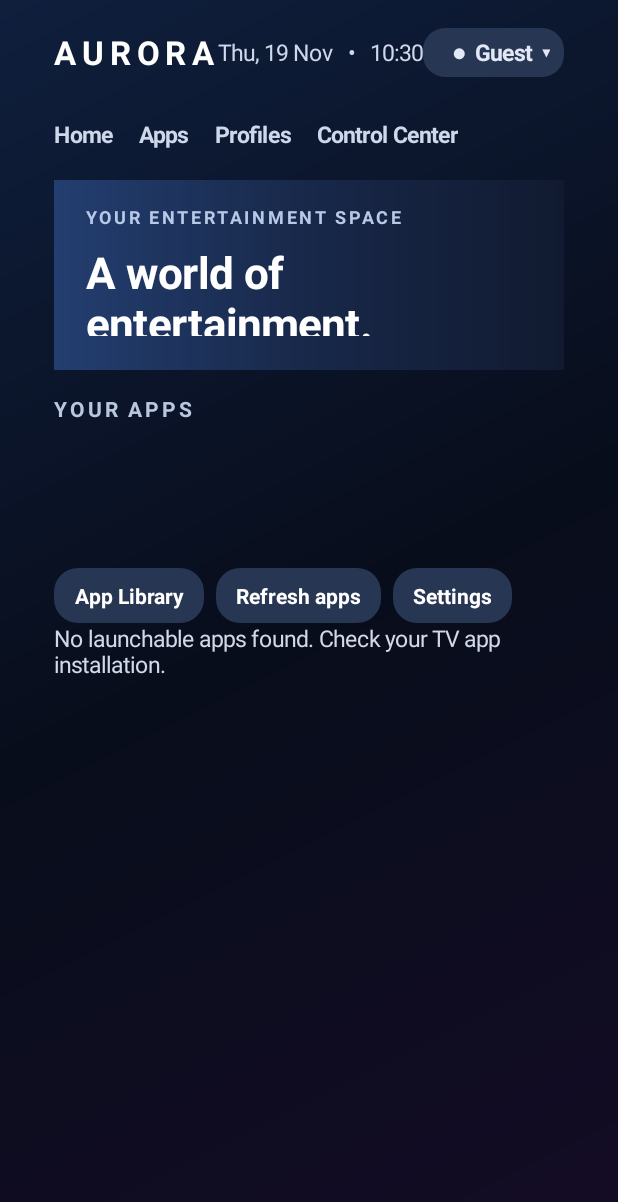
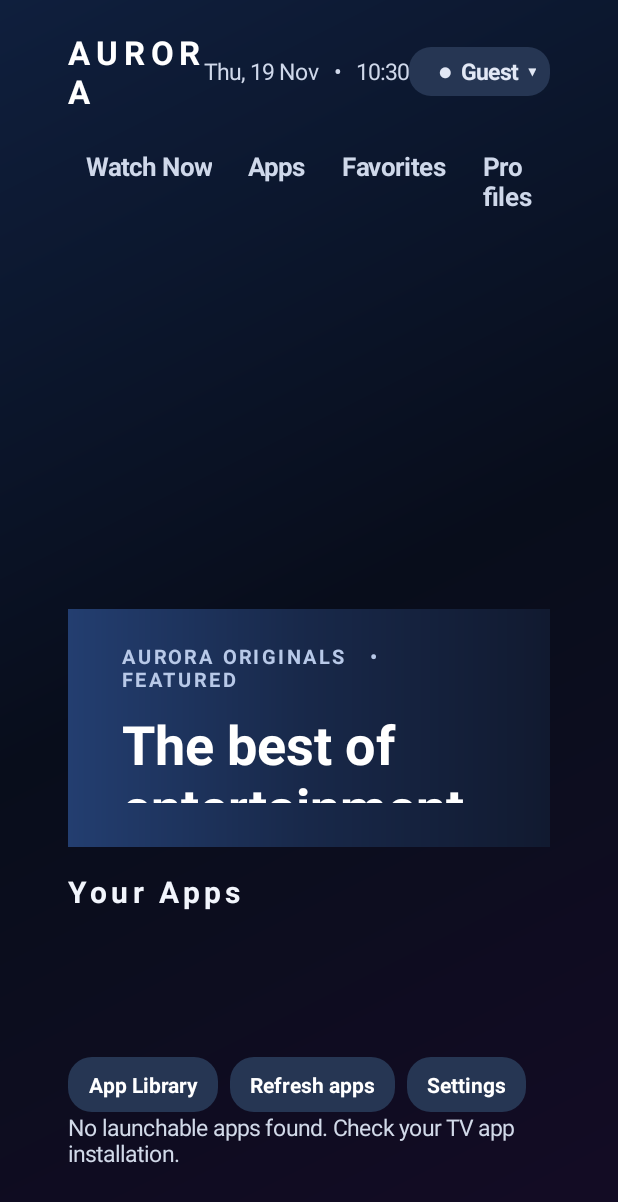
Before and after one commit to ademfeidat/AURORA-TV, an Android app: the MainActivity screen opened directly, with no data from a screen before it, on a phone screen of 412 x 824 dp. Shown: the top 1202 px of the screen. Run offline under Robolectric (Android 15) with nearby library versions, the phone set to English and light mode, and no system bars.

Commit message:
Refine launcher home to cinematic tvOS-inspired layout

```diff
--- a/app/src/main/java/tv/aurora/launcher/MainActivity.java
+++ b/app/src/main/java/tv/aurora/launcher/MainActivity.java
@@ -316,20 +316,24 @@ public class MainActivity extends Activity {
     }
 
     private TextView navAction(String label, Runnable action) {
-        TextView tab = text(label, 15, 0xFFCFD8EA, true);
+        TextView tab = text(label, 17, 0xFFCFD8EA, true);
         tab.setFocusable(true);
         tab.setClickable(true);
-        tab.setPadding(0, 8, 26, 8);
+        tab.setPadding(18, 12, 18, 12);
+        tab.setBackground(panel(0x001B2943, 24));
         tab.setOnClickListener(v -> action.run());
-        tab.setOnFocusChangeListener((v, focused) ->
-                tab.setTextColor(focused ? white : 0xFF9EABC5));
+        tab.setOnFocusChangeListener((v, focused) -> {
+            tab.setTextColor(focused ? white : 0xFF9EABC5);
+            tab.setBackground(panel(focused ? 0xFF344D75 : 0x001B2943, 24));
+            tab.animate().scaleX(focused ? 1.06f : 1f).scaleY(focused ? 1.06f : 1f).setDuration(130).start();
+        });
         return tab;
     }
 
     private void buildHome() {
         root = new LinearLayout(this);
         root.setOrientation(LinearLayout.VERTICAL);
-        root.setPadding(54, 28, 54, 34);
+        root.setPadding(68, 30, 68, 42);
         root.setBackground(new GradientDrawable(GradientDrawable.Orientation.TL_BR,
                 new int[]{Color.rgb(15, 31, 61), Color.rgb(8, 13, 27), Color.rgb(20, 12, 37)}));
         setContentView(root);
@@ -353,9 +357,13 @@ public class MainActivity extends Activity {
 
         LinearLayout nav = new LinearLayout(this);
         nav.setOrientation(LinearLayout.HORIZONTAL);
-        nav.setPadding(0, 34, 0, 22);
-        nav.addView(navAction("Home", () -> buildHome()));
+        nav.setPadding(0, 24, 0, 24);
+        nav.addView(navAction("Watch Now", () -> buildHome()));
         nav.addView(navAction("Apps", () -> showLibrary()));
+        nav.addView(navAction("Favorites", () -> {
+            if (favorites.isEmpty()) new AlertDialog.Builder(this).setMessage("No favorites yet. Long-press an app to add it.").setPositiveButton("OK", null).show();
+            else showLibrary();
+        }));
         nav.addView(navAction("Profiles", () -> showProfiles()));
         nav.addView(navAction("Control Center", () -> showControlCenter()));
         root.addView(nav);
@@ -363,18 +371,24 @@ public class MainActivity extends Activity {
         LinearLayout hero = new LinearLayout(this);
         hero.setOrientation(LinearLayout.VERTICAL);
         hero.setGravity(Gravity.CENTER_VERTICAL);
-        hero.setPadding(32, 24, 32, 24);
+        hero.setPadding(54, 34, 54, 34);
         hero.setBackground(new GradientDrawable(GradientDrawable.Orientation.LEFT_RIGHT,
                 new int[]{0xFF233E70, 0xFF182849, 0xFF111A30}));
-        TextView eyebrow = text("YOUR ENTERTAINMENT SPACE", 12, 0xFFB8C9E8, true);
+        TextView eyebrow = text("AURORA ORIGINALS   •   FEATURED", 13, 0xFFB8C9E8, true);
         eyebrow.setLetterSpacing(0.15f);
         hero.addView(eyebrow);
-        TextView headline = text("A world of entertainment.\nOne beautiful home.", 29, white, true);
+        TextView headline = text("The best of entertainment.\nAll in one place.", 36, white, true);
         headline.setPadding(0, 14, 0, 10);
         hero.addView(headline);
-        TextView sub = text("Open your installed apps with your remote.", 15, 0xFFD1D9E8, false);
+        TextView sub = text("Your movies, shows and favorite apps — ready when you are.", 17, 0xFFD1D9E8, false);
         hero.addView(sub);
-        LinearLayout.LayoutParams hp = new LinearLayout.LayoutParams(-1, 190);
+        LinearLayout heroActions = new LinearLayout(this);
+        heroActions.setOrientation(LinearLayout.HORIZONTAL);
+        heroActions.setPadding(0, 16, 0, 0);
+        heroActions.addView(action("▶  Open App Library", () -> showLibrary()));
+        heroActions.addView(action("Profiles", () -> showProfiles()));
+        hero.addView(heroActions);
+        LinearLayout.LayoutParams hp = new LinearLayout.LayoutParams(-1, 238);
         hp.bottomMargin = 24;
         root.addView(hero, hp);
 
@@ -382,7 +396,7 @@ public class MainActivity extends Activity {
                 .getString("last_opened_package_" + activeProfileId, null);
         ResolveInfo lastApp = findApp(lastPackage);
         if (lastApp != null) {
-            TextView continueLabel = text("CONTINUE", 14, 0xFFB9C7DF, true);
+            TextView continueLabel = text("Continue", 20, 0xFFF2F5FC, true);
             continueLabel.setLetterSpacing(0.14f);
             root.addView(continueLabel);
             HorizontalScrollView continueScroll = new HorizontalScrollView(this);
@@ -396,7 +410,7 @@ public class MainActivity extends Activity {
         }
 
         if (!favorites.isEmpty()) {
-            TextView favoriteLabel = text("FAVORITES", 14, 0xFFB9C7DF, true);
+            TextView favoriteLabel = text("Favorites", 20, 0xFFF2F5FC, true);
             favoriteLabel.setLetterSpacing(0.14f);
             root.addView(favoriteLabel);
             HorizontalScrollView favoriteScroll = new HorizontalScrollView(this);
@@ -411,7 +425,7 @@ public class MainActivity extends Activity {
             root.addView(favoriteScroll, new LinearLayout.LayoutParams(-1, 145));
         }
 
-        TextView label = text("YOUR APPS", 14, 0xFFB9C7DF, true);
+        TextView label = text("Your Apps", 20, 0xFFF2F5FC, true);
         label.setLetterSpacing(0.14f);
         root.addView(label);
 
@@ -458,16 +472,16 @@ public class MainActivity extends Activity {
         card.setOrientation(LinearLayout.VERTICAL);
         card.setGravity(Gravity.CENTER);
         card.setFocusable(true);
-        card.setPadding(12, 10, 12, 8);
-        card.setBackground(panel(0xFF1B2943, 18));
+        card.setPadding(14, 12, 14, 10);
+        card.setBackground(panel(0xFF202E49, 24));
         android.graphics.drawable.Drawable icon = app.loadIcon(getPackageManager());
         android.widget.ImageView image = new android.widget.ImageView(this);
         image.setImageDrawable(icon);
-        card.addView(image, new LinearLayout.LayoutParams(58, 58));
-        TextView name = text(app.loadLabel(getPackageManager()).toString(), 12, white, true);
+        card.addView(image, new LinearLayout.LayoutParams(76, 76));
+        TextView name = text(app.loadLabel(getPackageManager()).toString(), 15, white, true);
         name.setGravity(Gravity.CENTER);
         name.setMaxLines(1);
-        LinearLayout.LayoutParams np = new LinearLayout.LayoutParams(112, -2);
+        LinearLayout.LayoutParams np = new LinearLayout.LayoutParams(142, -2);
         np.topMargin = 7;
         card.addView(name, np);
         card.setOnClickListener(v -> launch(app));
@@ -476,10 +490,10 @@ public class MainActivity extends Activity {
             return true;
         });
         card.setOnFocusChangeListener((v, focused) -> {
-            v.animate().scaleX(focused ? 1.12f : 1f).scaleY(focused ? 1.12f : 1f).setDuration(140).start();
-            v.setBackground(panel(focused ? 0xFF3C5F96 : 0xFF1B2943, 18));
+            v.animate().scaleX(focused ? 1.16f : 1f).scaleY(focused ? 1.16f : 1f).setDuration(160).start();
+            v.setBackground(panel(focused ? 0xFF527BB8 : 0xFF202E49, 24));
         });
-        LinearLayout.LayoutParams cp = new LinearLayout.LayoutParams(132, 122);
+        LinearLayout.LayoutParams cp = new LinearLayout.LayoutParams(166, 150);
         cp.rightMargin = 14;
         card.setLayoutParams(cp);
         return card;
```
